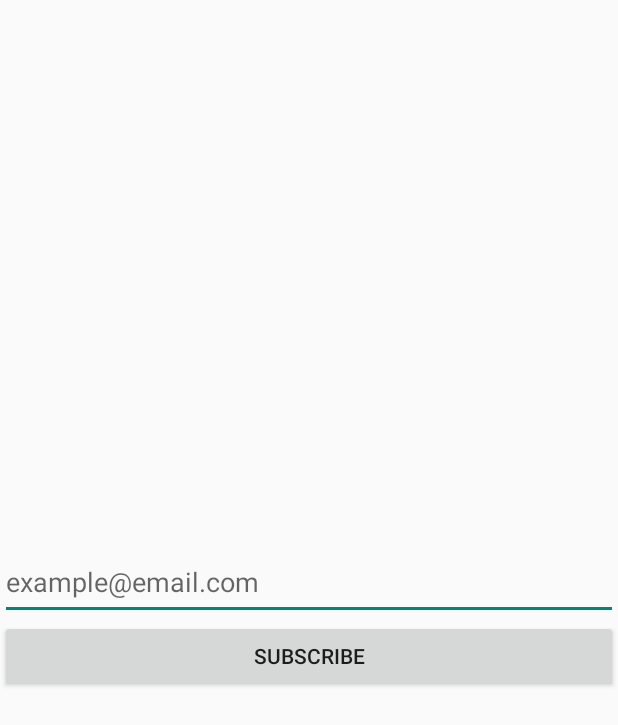
After one commit to Picalfer/HorizonProgressBar, an Android app: the layout test2.xml on its own in the app's theme, with its tools: preview values and no code run, on a phone screen of 412 x 824 dp. The commit adds this screen. Shown: the top 725 px of the screen. Run offline under Robolectric (Android 15) with nearby library versions, the phone set to English and light mode, and no system bars.

Commit message:
custom view tested out

```diff
--- a/app/build.gradle
+++ b/app/build.gradle
@@ -29,6 +29,9 @@ android {
     kotlinOptions {
         jvmTarget = '1.8'
     }
+    buildFeatures {
+        viewBinding = true
+    }
     namespace 'com.example.horizonprogressbar'
 }
 
--- a/app/src/main/java/com/example/horizonprogressbar/MainActivity.kt
+++ b/app/src/main/java/com/example/horizonprogressbar/MainActivity.kt
@@ -50,8 +50,8 @@ class MainActivity : AppCompatActivity() {
         navMenu = findViewById(R.id.top_bar)
         rootFrame = findViewById(R.id.root_frame)
 
-        // todo testing xml features
-        // setContentView(R.layout.test)
+        // todo for testing xml features
+        // setContentView(R.layout.test2)
 
         Picasso.get()
             .load("https://raccoon-city.ru/wp-content/uploads/2021/06/kyb-eydwdya-e1622731650346.jpg")
--- /dev/null
+++ b/app/src/main/java/com/example/horizonprogressbar/SubscribeVIew.kt
@@ -0,0 +1,25 @@
+package com.example.horizonprogressbar
+
+import android.content.Context
+import android.util.AttributeSet
+import android.view.LayoutInflater
+import android.view.ViewGroup
+import android.widget.Button
+import android.widget.EditText
+import android.widget.LinearLayout
+import android.widget.Toast
+import com.example.horizonprogressbar.databinding.SubscribeBinding
+import java.util.function.BinaryOperator
+
+class SubscribeView(context: Context, attributeSet: AttributeSet?) : LinearLayout(context, attributeSet) {
+    private lateinit var binding: SubscribeBinding
+
+    init {
+        val inflater = LayoutInflater.from(context).inflate(R.layout.subscribe, this)
+        binding = SubscribeBinding.bind(inflater)
+        this.orientation = VERTICAL
+        binding.btnSubscribe.setOnClickListener {
+            Toast.makeText(context, binding.etSubscribe.text, Toast.LENGTH_SHORT).show()
+        }
+    }
+}
--- /dev/null
+++ b/app/src/main/res/layout/subscribe.xml
@@ -0,0 +1,22 @@
+<?xml version="1.0" encoding="utf-8"?>
+<merge xmlns:android="http://schemas.android.com/apk/res/android"
+    android:layout_width="match_parent"
+    tools:parentTag="android.widget.LinearLayout"
+    xmlns:app="http://schemas.android.com/apk/res-auto"
+    xmlns:tools="http://schemas.android.com/tools"
+    android:layout_height="wrap_content"
+    android:orientation="vertical">
+
+    <EditText
+        android:id="@+id/et_subscribe"
+        android:layout_width="match_parent"
+        android:layout_height="50dp"
+        android:hint="@string/example_email_com" />
+
+    <Button
+        android:id="@+id/btn_subscribe"
+        android:layout_width="match_parent"
+        android:layout_height="wrap_content"
+        android:text="@string/subscribe" />
+
+</merge>
--- /dev/null
+++ b/app/src/main/res/layout/test2.xml
@@ -0,0 +1,13 @@
+<?xml version="1.0" encoding="utf-8"?>
+<androidx.constraintlayout.widget.ConstraintLayout xmlns:android="http://schemas.android.com/apk/res/android"
+    xmlns:app="http://schemas.android.com/apk/res-auto"
+    android:layout_width="match_parent"
+    android:layout_height="match_parent">
+
+    <com.example.horizonprogressbar.SubscribeView
+        android:layout_width="match_parent"
+        android:layout_height="wrap_content"
+        app:layout_constraintBottom_toBottomOf="parent"
+        app:layout_constraintTop_toTopOf="parent" />
+
+</androidx.constraintlayout.widget.ConstraintLayout>
--- a/app/src/main/res/values/strings.xml
+++ b/app/src/main/res/values/strings.xml
@@ -9,4 +9,6 @@
     <string name="copy">Copy</string>
     <string name="search_in_web">Search in web</string>
     <string name="download">Download</string>
+    <string name="example_email_com">example@email.com</string>
+    <string name="subscribe">Subscribe</string>
 </resources>
```
